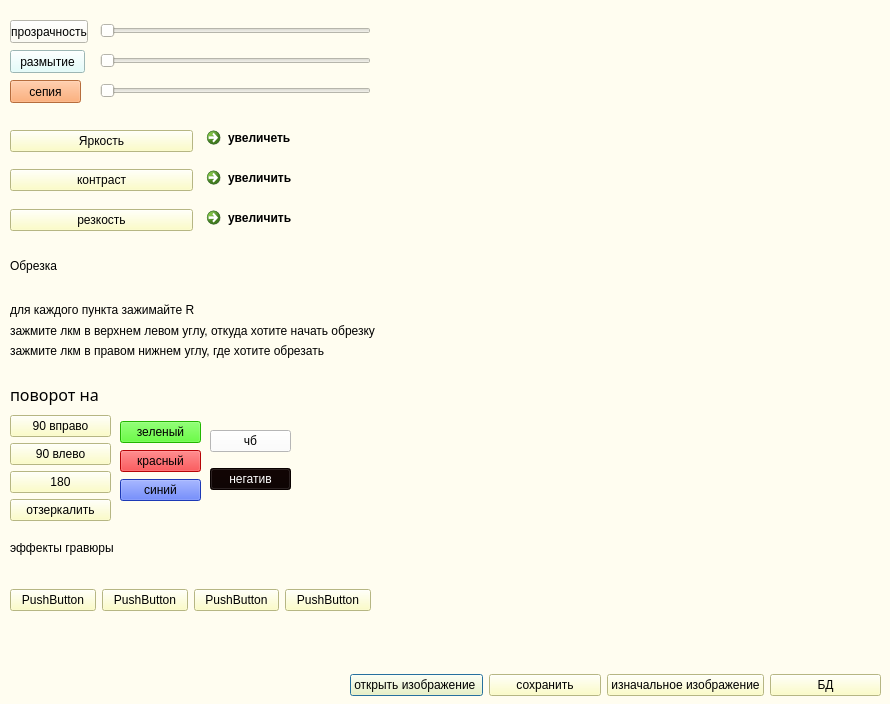
Above: photoshop2.ui from Sofi-s/projectQT before the change. Below: the same form after it.
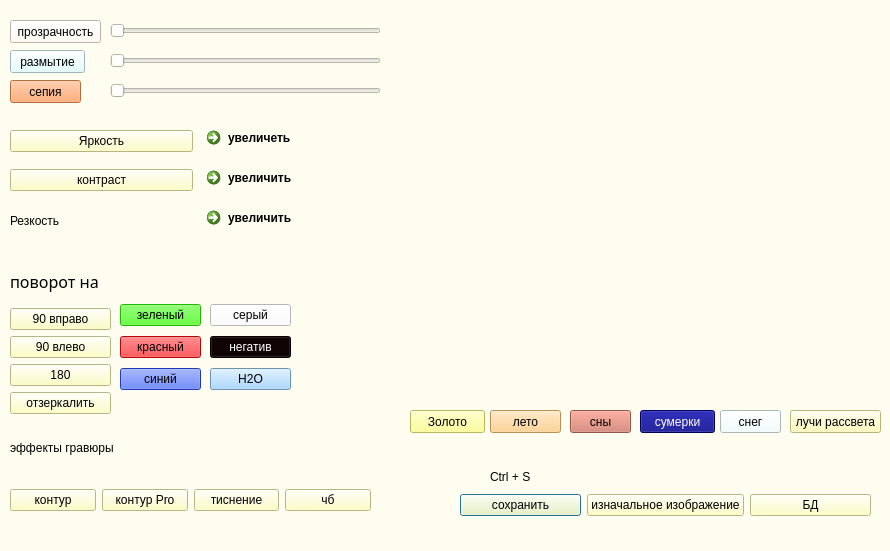
That is the form after the change.

Diff of the .ui file:
```diff
--- a/photoshop2.ui
+++ b/photoshop2.ui
@@ -7,7 +7,7 @@
     <x>0</x>
     <y>0</y>
     <width>890</width>
-    <height>704</height>
+    <height>551</height>
    </rect>
   </property>
   <property name="windowTitle">
@@ -19,23 +19,13 @@
   <widget class="QWidget" name="horizontalLayoutWidget">
    <property name="geometry">
     <rect>
-     <x>350</x>
-     <y>670</y>
-     <width>531</width>
+     <x>460</x>
+     <y>490</y>
+     <width>411</width>
      <height>31</height>
     </rect>
    </property>
    <layout class="QHBoxLayout" name="horizontalLayout">
-    <item>
-     <widget class="QPushButton" name="pushButton_10">
-      <property name="styleSheet">
-       <string notr="true">background-color: rgb(255, 255, 184);</string>
-      </property>
-      <property name="text">
-       <string>открыть изображение </string>
-      </property>
-     </widget>
-    </item>
     <item>
      <widget class="QPushButton" name="pushButton_9">
       <property name="styleSheet">
@@ -72,9 +62,9 @@
    <property name="geometry">
     <rect>
      <x>10</x>
-     <y>380</y>
+     <y>260</y>
      <width>101</width>
-     <height>141</height>
+     <height>154</height>
     </rect>
    </property>
    <layout class="QVBoxLayout" name="verticalLayout">
@@ -160,9 +150,9 @@
    <property name="geometry">
     <rect>
      <x>120</x>
-     <y>420</y>
+     <y>300</y>
      <width>81</width>
-     <height>83</height>
+     <height>95</height>
     </rect>
    </property>
    <layout class="QGridLayout" name="gridLayout">
@@ -268,9 +258,9 @@
    <property name="geometry">
     <rect>
      <x>210</x>
-     <y>420</y>
+     <y>300</y>
      <width>81</width>
-     <height>81</height>
+     <height>95</height>
     </rect>
    </property>
    <layout class="QVBoxLayout" name="verticalLayout_2">
@@ -280,7 +270,7 @@
        <string notr="true">background-color: rgb(255, 255, 255);</string>
       </property>
       <property name="text">
-       <string>чб</string>
+       <string>серый</string>
       </property>
      </widget>
     </item>
@@ -295,12 +285,23 @@
       </property>
      </widget>
     </item>
+    <item>
+     <widget class="QPushButton" name="b_H2O">
+      <property name="styleSheet">
+       <string notr="true">background-color: rgb(149, 206, 255);
+font: 75 8pt &quot;Segoe Print&quot;;</string>
+      </property>
+      <property name="text">
+       <string>H2O</string>
+      </property>
+     </widget>
+    </item>
    </layout>
   </widget>
   <widget class="QSlider" name="horizontalSlider_2">
    <property name="geometry">
     <rect>
-     <x>100</x>
+     <x>110</x>
      <y>50</y>
      <width>271</width>
      <height>22</height>
@@ -331,10 +332,13 @@
     <rect>
      <x>10</x>
      <y>20</y>
-     <width>78</width>
+     <width>91</width>
      <height>23</height>
     </rect>
    </property>
+   <property name="styleSheet">
+    <string notr="true">font: 75 8pt &quot;Segoe Print&quot;;</string>
+   </property>
    <property name="text">
     <string>прозрачность</string>
    </property>
@@ -342,7 +346,7 @@
   <widget class="QSlider" name="horizontalSlider_3">
    <property name="geometry">
     <rect>
-     <x>100</x>
+     <x>110</x>
      <y>20</y>
      <width>271</width>
      <height>22</height>
@@ -352,63 +356,19 @@
     <enum>Qt::Horizontal</enum>
    </property>
   </widget>
-  <widget class="QLabel" name="label">
-   <property name="geometry">
-    <rect>
-     <x>10</x>
-     <y>250</y>
-     <width>221</width>
-     <height>31</height>
-    </rect>
-   </property>
-   <property name="styleSheet">
-    <string notr="true">font: 75 14pt &quot;Segoe Print&quot;;</string>
-   </property>
-   <property name="text">
-    <string>Обрезка</string>
-   </property>
-  </widget>
-  <widget class="QLabel" name="label_2">
-   <property name="geometry">
-    <rect>
-     <x>10</x>
-     <y>320</y>
-     <width>441</width>
-     <height>21</height>
-    </rect>
-   </property>
-   <property name="styleSheet">
-    <string notr="true">font: 75 9pt &quot;Segoe Print&quot;;</string>
-   </property>
-   <property name="text">
-    <string>зажмите лкм в верхнем левом углу, откуда хотите начать обрезку</string>
-   </property>
-  </widget>
-  <widget class="QLabel" name="label_3">
-   <property name="geometry">
-    <rect>
-     <x>10</x>
-     <y>340</y>
-     <width>441</width>
-     <height>21</height>
-    </rect>
-   </property>
-   <property name="styleSheet">
-    <string notr="true">font: 75 9pt &quot;Segoe Print&quot;;</string>
-   </property>
-   <property name="text">
-    <string>зажмите лкм в правом нижнем углу, где хотите обрезать</string>
-   </property>
-  </widget>
   <widget class="QLabel" name="label_4">
    <property name="geometry">
     <rect>
      <x>10</x>
-     <y>540</y>
+     <y>440</y>
      <width>291</width>
      <height>16</height>
     </rect>
    </property>
+   <property name="styleSheet">
+    <string notr="true">
+font: 75 11pt &quot;Segoe Print&quot;;</string>
+   </property>
    <property name="text">
     <string>эффекты гравюры</string>
    </property>
@@ -417,7 +377,7 @@
    <property name="geometry">
     <rect>
      <x>10</x>
-     <y>570</y>
+     <y>470</y>
      <width>361</width>
      <height>61</height>
     </rect>
@@ -430,7 +390,7 @@
 font: 75 8pt &quot;Segoe Print&quot;;</string>
       </property>
       <property name="text">
-       <string>PushButton</string>
+       <string>контур</string>
       </property>
      </widget>
     </item>
@@ -441,7 +401,7 @@
 font: 75 8pt &quot;Segoe Print&quot;;</string>
       </property>
       <property name="text">
-       <string>PushButton</string>
+       <string>контур Pro</string>
       </property>
      </widget>
     </item>
@@ -452,7 +412,7 @@
 font: 75 8pt &quot;Segoe Print&quot;;</string>
       </property>
       <property name="text">
-       <string>PushButton</string>
+       <string>тиснение</string>
       </property>
      </widget>
     </item>
@@ -463,7 +423,7 @@
 font: 75 8pt &quot;Segoe Print&quot;;</string>
       </property>
       <property name="text">
-       <string>PushButton</string>
+       <string>чб</string>
       </property>
      </widget>
     </item>
@@ -488,7 +448,7 @@
   <widget class="QSlider" name="horizontalSlider_4">
    <property name="geometry">
     <rect>
-     <x>100</x>
+     <x>110</x>
      <y>80</y>
      <width>271</width>
      <height>22</height>
@@ -509,13 +469,14 @@
    </property>
    <layout class="QHBoxLayout" name="horizontalLayout_5">
     <item>
-     <widget class="QPushButton" name="rezc_butoon">
+     <widget class="QLabel" name="label">
       <property name="styleSheet">
-       <string notr="true">background-color: rgb(255, 255, 184);
-font: 75 8pt &quot;Segoe Print&quot;;</string>
+       <string notr="true">background-color: rgb(255, 253, 240);
+
+font: 75 11pt &quot;Segoe Print&quot;;</string>
       </property>
       <property name="text">
-       <string>резкость</string>
+       <string>Резкость</string>
       </property>
      </widget>
     </item>
@@ -531,20 +492,124 @@
     </item>
    </layout>
   </widget>
-  <widget class="QLabel" name="label_5">
+  <widget class="QPushButton" name="but_lychi">
    <property name="geometry">
     <rect>
-     <x>10</x>
-     <y>300</y>
-     <width>231</width>
-     <height>20</height>
+     <x>790</x>
+     <y>410</y>
+     <width>91</width>
+     <height>23</height>
     </rect>
    </property>
    <property name="styleSheet">
-    <string notr="true">font: 75 9pt &quot;Segoe Print&quot;;</string>
+    <string notr="true">background-color: rgb(255, 244, 124);
+background-color: rgb(255, 252, 170);
+font: 75 8pt &quot;Segoe Print&quot;;</string>
    </property>
    <property name="text">
-    <string>для каждого пункта зажимайте R</string>
+    <string>лучи рассвета</string>
+   </property>
+  </widget>
+  <widget class="QLabel" name="label_6">
+   <property name="geometry">
+    <rect>
+     <x>490</x>
+     <y>470</y>
+     <width>47</width>
+     <height>13</height>
+    </rect>
+   </property>
+   <property name="styleSheet">
+    <string notr="true">font: 75 7pt &quot;Segoe Print&quot;;</string>
+   </property>
+   <property name="text">
+    <string>Ctrl + S</string>
+   </property>
+  </widget>
+  <widget class="QPushButton" name="but_snow">
+   <property name="geometry">
+    <rect>
+     <x>720</x>
+     <y>410</y>
+     <width>61</width>
+     <height>23</height>
+    </rect>
+   </property>
+   <property name="styleSheet">
+    <string notr="true">background-color: rgb(240, 254, 255);
+font: 75 8pt &quot;Segoe Print&quot;;</string>
+   </property>
+   <property name="text">
+    <string>снег</string>
+   </property>
+  </widget>
+  <widget class="QPushButton" name="b_night">
+   <property name="geometry">
+    <rect>
+     <x>640</x>
+     <y>410</y>
+     <width>75</width>
+     <height>23</height>
+    </rect>
+   </property>
+   <property name="styleSheet">
+    <string notr="true">color: rgb(255, 255, 255);
+background-color: rgb(0, 0, 127);
+font: 75 8pt &quot;Segoe Print&quot;;</string>
+   </property>
+   <property name="text">
+    <string>сумерки</string>
+   </property>
+  </widget>
+  <widget class="QPushButton" name="b_summer">
+   <property name="geometry">
+    <rect>
+     <x>490</x>
+     <y>410</y>
+     <width>71</width>
+     <height>23</height>
+    </rect>
+   </property>
+   <property name="styleSheet">
+    <string notr="true">font: 75 8pt &quot;Segoe Print&quot;;
+background-color: rgb(255, 203, 120);</string>
+   </property>
+   <property name="text">
+    <string>лето</string>
+   </property>
+  </widget>
+  <widget class="QPushButton" name="b_gold">
+   <property name="geometry">
+    <rect>
+     <x>410</x>
+     <y>410</y>
+     <width>75</width>
+     <height>23</height>
+    </rect>
+   </property>
+   <property name="styleSheet">
+    <string notr="true">background-color: rgb(255, 255, 127);
+font: 75 8pt &quot;Segoe Print&quot;;</string>
+   </property>
+   <property name="text">
+    <string>Золото</string>
+   </property>
+  </widget>
+  <widget class="QPushButton" name="b_dreems">
+   <property name="geometry">
+    <rect>
+     <x>570</x>
+     <y>410</y>
+     <width>61</width>
+     <height>23</height>
+    </rect>
+   </property>
+   <property name="styleSheet">
+    <string notr="true">background-color: rgb(208, 120, 104);
+font: 75 8pt &quot;Segoe Print&quot;;</string>
+   </property>
+   <property name="text">
+    <string>сны</string>
    </property>
   </widget>
  </widget>
```
Left out of the diff: 39 changed lines with no effect on the pictures.
